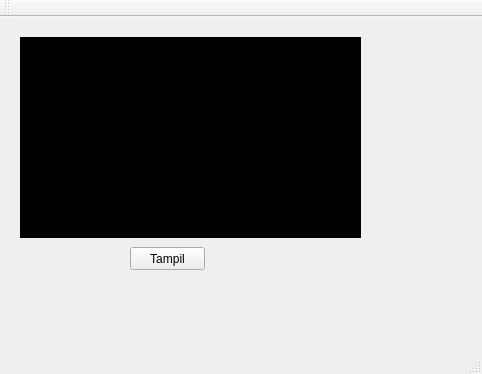
kodeepic/Belajar_Git, file BelajarGabungGambar/mainwindow.ui: the form before one commit.
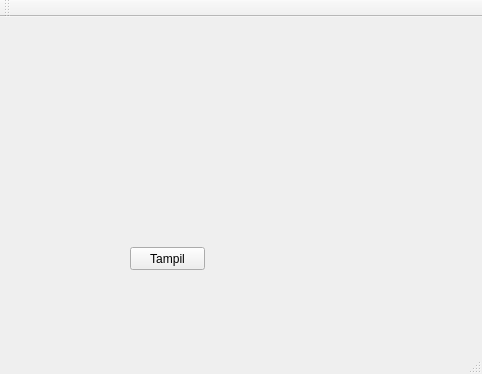
The form after the commit.

Diff of the .ui file:
```diff
--- a/BelajarGabungGambar/mainwindow.ui
+++ b/BelajarGabungGambar/mainwindow.ui
@@ -14,22 +14,6 @@
    <string>MainWindow</string>
   </property>
   <widget class="QWidget" name="centralWidget">
-   <widget class="QLabel" name="label">
-    <property name="geometry">
-     <rect>
-      <x>20</x>
-      <y>20</y>
-      <width>341</width>
-      <height>201</height>
-     </rect>
-    </property>
-    <property name="styleSheet">
-     <string notr="true">background-color : #000000</string>
-    </property>
-    <property name="text">
-     <string>TextLabel</string>
-    </property>
-   </widget>
    <widget class="QPushButton" name="pushButton">
     <property name="geometry">
      <rect>
@@ -43,6 +27,19 @@
      <string>Tampil</string>
     </property>
    </widget>
+   <widget class="QLabel" name="label">
+    <property name="geometry">
+     <rect>
+      <x>150</x>
+      <y>80</y>
+      <width>141</width>
+      <height>91</height>
+     </rect>
+    </property>
+    <property name="text">
+     <string/>
+    </property>
+   </widget>
   </widget>
   <widget class="QMenuBar" name="menuBar">
    <property name="geometry">
```
